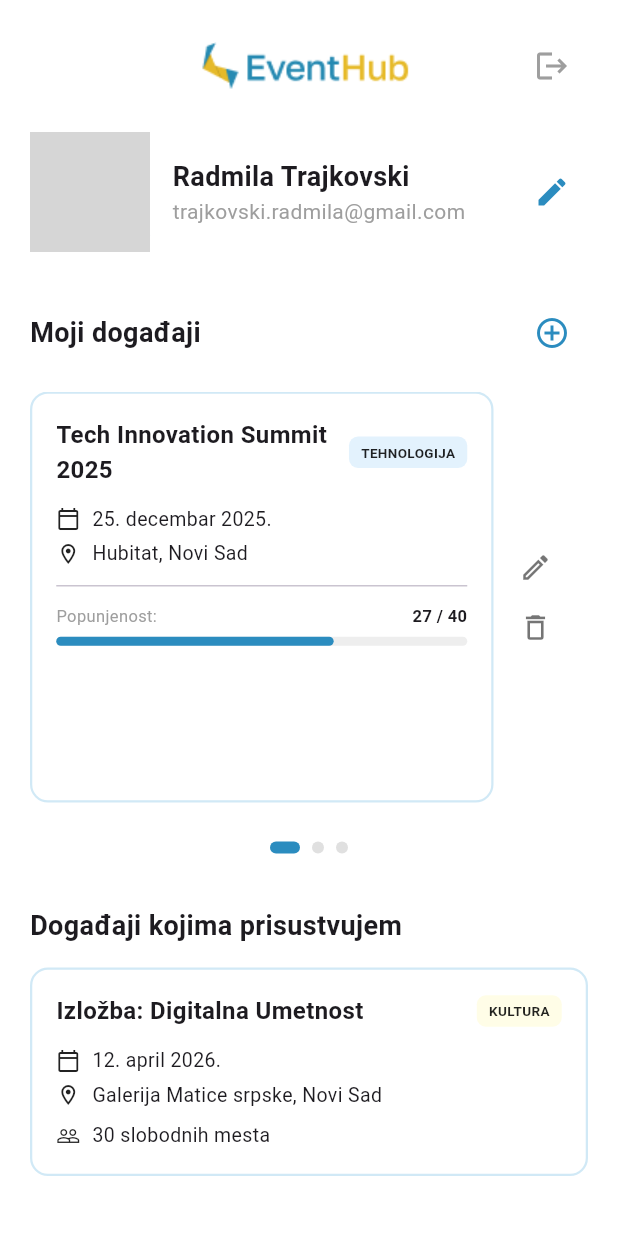
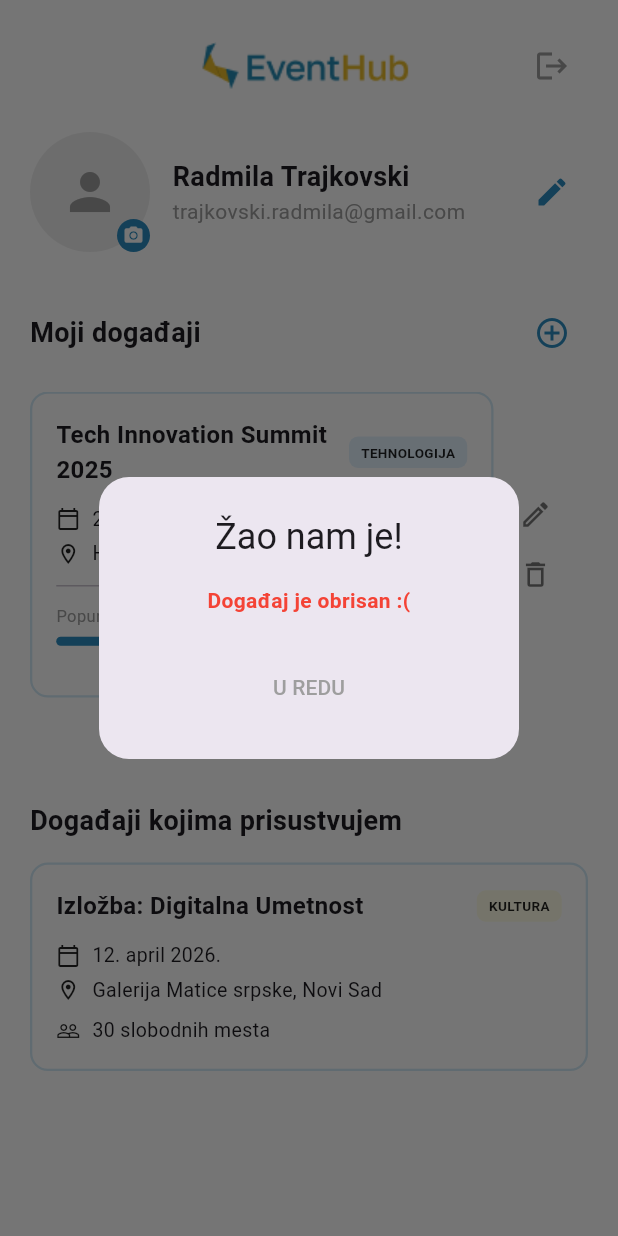
Before and after one commit to radatrajkovski/EventHub, a Flutter app: the ProfileScreen screen opened directly with empty values, after a tap on the "delete outline" icon, on a phone screen of 412 x 824 dp. Run offline on Flutter 3.47's test engine with Material 3 defaults, Android fonts, the phone set to English and light mode, and no system bars; our stand-ins replace image_picker; grey boxes are pictures that could not be loaded.

Commit message:
Sredjen profil i dodati popupi za briranje i izmenu,

```diff
--- a/lib/screens/profile.dart
+++ b/lib/screens/profile.dart
@@ -48,17 +48,6 @@ class _ProfileScreenState extends State<ProfileScreen> {
       freeSpots: 5,
       spots: 30,
     ),
-    EventModel(
-      id: "2",
-      title: "Dizajn Radionica",
-      category: "EDUKACIJA",
-      description: "Naučite osnove UI/UX dizajna uz stručnjake.",
-      date: "12. januar 2026.",
-      time: "18:00h",
-      location: "Poslovni Centar, Novi Sad",
-      freeSpots: 5,
-      spots: 30,
-    ),
   ];
 
   final List<EventModel> pristvujem = [
@@ -75,7 +64,6 @@ class _ProfileScreenState extends State<ProfileScreen> {
       spots: 60,
     ),
   ];
-
 
   Future<void> _pickImage() async {
     try {
@@ -100,7 +88,6 @@ class _ProfileScreenState extends State<ProfileScreen> {
         child: ListView(
           padding: const EdgeInsets.all(20),
           children: [
-
             Row(
               mainAxisAlignment: MainAxisAlignment.spaceBetween,
               children: [
@@ -124,15 +111,16 @@ class _ProfileScreenState extends State<ProfileScreen> {
             ),
             const SizedBox(height: 20),
 
-            // PROFILNI DEO
+            // Profil
             _buildProfileHeader(),
             const SizedBox(height: 30),
 
-            // SEKCIJA 1: MOJI DOGAĐAJI
+            // Moji događajis
             _buildSectionTitle("Moji događaji", showAdd: true),
             const SizedBox(height: 15),
             SizedBox(
-              height: 290,
+              height:
+                  220,
               child: PageView.builder(
                 controller: _pageController,
                 onPageChanged: (int page) =>
@@ -144,7 +132,8 @@ class _ProfileScreenState extends State<ProfileScreen> {
                     child: EventCard(
                       event: mojiDogadjaji[index],
                       isGuest: widget.isGuest,
-                      isAdmin: true,
+                      isAdmin:
+                          true,
                     ),
                   );
                 },
@@ -154,7 +143,6 @@ class _ProfileScreenState extends State<ProfileScreen> {
             _buildPageIndicator(),
             const SizedBox(height: 35),
 
-            // SEKCIJA 2: DOGAĐAJI KOJIMA PRISUSTVUJEM
             _buildSectionTitle("Događaji kojima prisustvujem", showAdd: false),
             const SizedBox(height: 15),
             ...pristvujem.map(
--- a/lib/widgets/event_card.dart
+++ b/lib/widgets/event_card.dart
@@ -16,12 +16,46 @@ class EventCard extends StatelessWidget {
     this.onTap,
   });
 
+
+  void _showDeleteDialog(BuildContext context) {
+    showDialog(
+      context: context,
+      builder: (BuildContext context) {
+        return AlertDialog(
+          shape: RoundedRectangleBorder(
+            borderRadius: BorderRadius.circular(20),
+          ),
+          title: const Text("Žao nam je!", textAlign: TextAlign.center),
+          content: const Text(
+            "Događaj je obrisan :(",
+            textAlign: TextAlign.center,
+            style: TextStyle(fontWeight: FontWeight.bold, color: Colors.red),
+          ),
+          actions: [
+            Center(
+              child: TextButton(
+                onPressed: () {
+                  Navigator.of(context).pop();
+                },
+                child: const Text(
+                  "U REDU",
+                  style: TextStyle(color: Colors.grey),
+                ),
+              ),
+            ),
+          ],
+        );
+      },
+    );
+  }
+
   @override
   Widget build(BuildContext context) {
     final int prijavljeno = event.spots - event.freeSpots;
     final double procenatPopunjenosti = event.spots > 0
         ? prijavljeno / event.spots
         : 0.0;
+
     return GestureDetector(
       onTap:
           onTap ??
@@ -36,11 +70,10 @@ class EventCard extends StatelessWidget {
           },
       child: Container(
         margin: const EdgeInsets.only(bottom: 16),
-        // Glavni Row koji odvaja belu karticu od ikonica sa strane
         child: Row(
           crossAxisAlignment: CrossAxisAlignment.center,
           children: [
-            // BELA KARTICA
+
             Expanded(
               child: Container(
                 padding: const EdgeInsets.all(16),
@@ -55,10 +88,8 @@ class EventCard extends StatelessWidget {
                 child: Column(
                   crossAxisAlignment: CrossAxisAlignment.start,
                   children: [
-                    // Red sa naslovom i kategorijom
                     Row(
-                      mainAxisAlignment: MainAxisAlignment
-                          .spaceBetween, // Gura kategoriju DESNO
+                      mainAxisAlignment: MainAxisAlignment.spaceBetween,
                       children: [
                         Expanded(
                           child: Text(
@@ -70,7 +101,6 @@ class EventCard extends StatelessWidget {
                           ),
                         ),
                         const SizedBox(width: 8),
-                        // KATEGORIJA (Sada je poravnata desno)
                         Container(
                           padding: const EdgeInsets.symmetric(
                             horizontal: 8,
@@ -82,7 +112,7 @@ class EventCard extends StatelessWidget {
                           ),
                           child: Text(
                             event.category.toUpperCase(),
-                            style: TextStyle(
+                            style: const TextStyle(
                               fontSize: 9,
                               fontWeight: FontWeight.bold,
                               color: Colors.black87,
@@ -105,7 +135,6 @@ class EventCard extends StatelessWidget {
                             "Popunjenost:",
                             style: TextStyle(fontSize: 11, color: Colors.grey),
                           ),
-                          // DINAMIČKI ISPIS: npr. 17 / 30
                           Text(
                             "$prijavljeno / ${event.spots}",
                             style: const TextStyle(
@@ -115,11 +144,9 @@ class EventCard extends StatelessWidget {
                           ),
                         ],
                       ),
-
                       const SizedBox(height: 6),
                       LinearProgressIndicator(
-                        value:
-                            procenatPopunjenosti, // Automatski pomera plavu traku
+                        value: procenatPopunjenosti,
                         backgroundColor: Colors.grey[200],
                         color: const Color(0xFF2B8CBF),
                         minHeight: 6,
@@ -137,7 +164,7 @@ class EventCard extends StatelessWidget {
               ),
             ),
 
-            // IKONICE DESNO (Van bele kartice - samo za Admina)
+
             if (isAdmin)
               Padding(
                 padding: const EdgeInsets.only(left: 8),
@@ -147,15 +174,13 @@ class EventCard extends StatelessWidget {
                     IconButton(
                       visualDensity: VisualDensity.compact,
                       onPressed: () {
-                        // Navigacija na Edit/Details ekran sa popunjenim podacima
                         Navigator.push(
                           context,
                           MaterialPageRoute(
                             builder: (context) => EventDetailsScreen(
                               event: event,
                               isGuest: isGuest,
-                              isEditing:
-                                  true, // Dodajemo ovaj flag da ekran zna da je u modu izmene
+                              isEditing: true,
                             ),
                           ),
                         );
@@ -168,11 +193,11 @@ class EventCard extends StatelessWidget {
                     ),
                     IconButton(
                       visualDensity: VisualDensity.compact,
-                      onPressed: () {},
+                      onPressed: () => _showDeleteDialog(context),
                       icon: const Icon(
                         Icons.delete_outline,
                         size: 22,
-                        color: Colors.black54,
+                        color: Colors.black54, // SIVA KANTICA
                       ),
                     ),
                   ],
--- a/lib/widgets/guest_widget.dart
+++ b/lib/widgets/guest_widget.dart
@@ -1,7 +1,7 @@
 import 'package:flutter/material.dart';
 
 class GuestText1 extends StatelessWidget {
-  final VoidCallback onTap; // Dodajemo ovo
+  final VoidCallback onTap;
   const GuestText1({super.key, required this.onTap});
 
   @override
--- a/lib/widgets/primaryBtn_widget.dart
+++ b/lib/widgets/primaryBtn_widget.dart
@@ -4,7 +4,7 @@ class PrimaryButton extends StatelessWidget {
   final String text;
   final VoidCallback? onPressed;
 
-  // Popravljen konstruktor: uklonjen Future<dynamic>
+
   const PrimaryButton({super.key, required this.text, this.onPressed});
 
   @override
```
Also changed, not shown: lib/screens/create_event_screen.dart (+104 -29 lines), lib/screens/event_details_screen.dart (+119 -52 lines), lib/screens/register_screen.dart (+4 -4 lines), lib/widgets/customtTextField.dart (+5 -6 lines).
